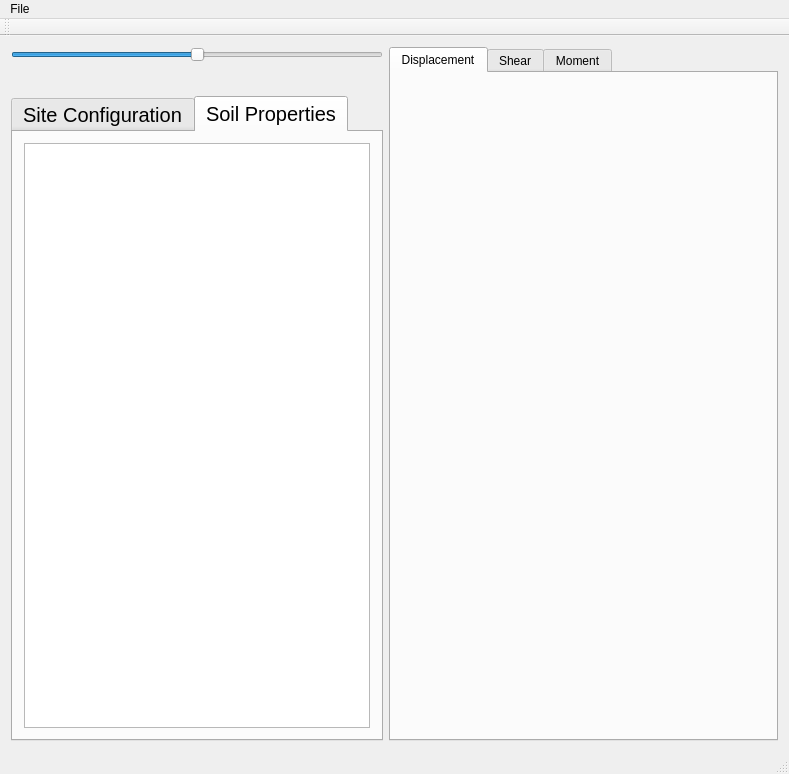
First picture: the form in mainwindow.ui, repository NHERI-SimCenter/PileGroupTool, before the edit.
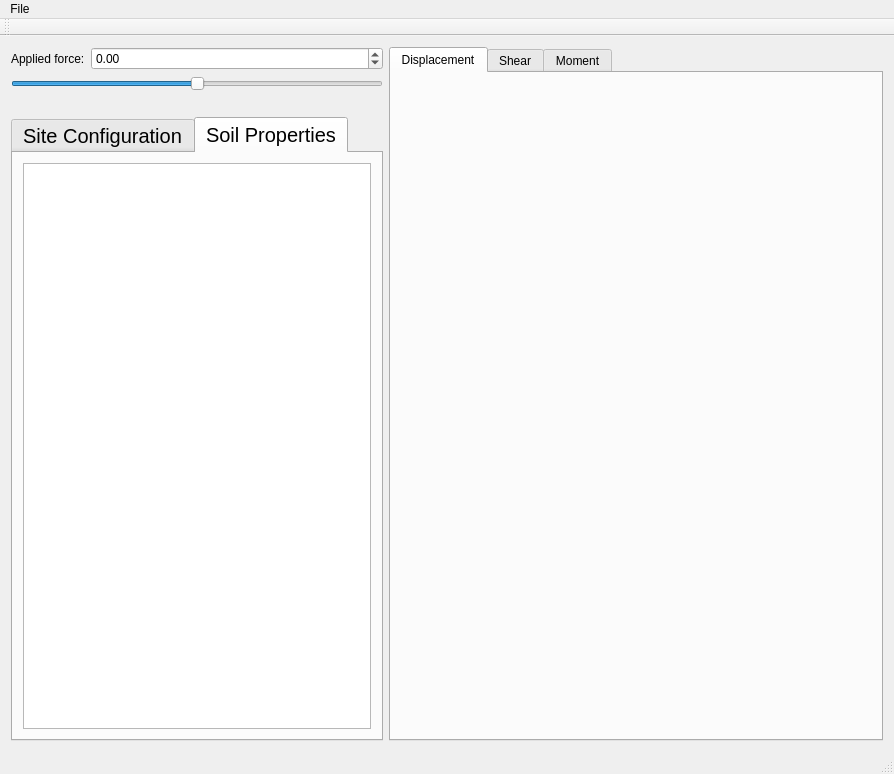
Second picture: the form after the edit. The open tabs and pages were chosen to show the change. Icons and pictures are not drawn. Custom widgets are drawn as their Qt base class.

Commit message:
added force magnitude
Force magnitude can be entered or controlled via the slider.
The slider works for forces +/- 3500 and will rest left or right if
larger magnitude is entered.

What changed in the file:
```diff
--- a/mainwindow.ui
+++ b/mainwindow.ui
@@ -6,23 +6,62 @@
    <rect>
     <x>0</x>
     <y>0</y>
-    <width>789</width>
+    <width>894</width>
     <height>774</height>
    </rect>
   </property>
+  <property name="sizePolicy">
+   <sizepolicy hsizetype="Preferred" vsizetype="Preferred">
+    <horstretch>0</horstretch>
+    <verstretch>0</verstretch>
+   </sizepolicy>
+  </property>
+  <property name="minimumSize">
+   <size>
+    <width>600</width>
+    <height>600</height>
+   </size>
+  </property>
   <property name="windowTitle">
    <string>MainWindow</string>
   </property>
   <widget class="QWidget" name="centralWidget">
    <layout class="QHBoxLayout" name="horizontalLayout_2">
     <item>
-     <layout class="QVBoxLayout" name="verticalLayout_2">
-      <property name="spacing">
-       <number>10</number>
-      </property>
-      <property name="sizeConstraint">
-       <enum>QLayout::SetMinimumSize</enum>
-      </property>
+     <layout class="QVBoxLayout" name="verticalLayout">
+      <item>
+       <layout class="QHBoxLayout" name="horizontalLayout">
+        <item>
+         <widget class="QLabel" name="forceLabel">
+          <property name="text">
+           <string>Applied force:</string>
+          </property>
+         </widget>
+        </item>
+        <item>
+         <widget class="QDoubleSpinBox" name="appliedForce">
+          <property name="sizePolicy">
+           <sizepolicy hsizetype="Minimum" vsizetype="Fixed">
+            <horstretch>2</horstretch>
+            <verstretch>0</verstretch>
+           </sizepolicy>
+          </property>
+          <property name="minimum">
+           <double>-10000.000000000000000</double>
+          </property>
+          <property name="maximum">
+           <double>10000.000000000000000</double>
+          </property>
+          <property name="singleStep">
+           <double>100.000000000000000</double>
+          </property>
+          <property name="value">
+           <double>0.000000000000000</double>
+          </property>
+         </widget>
+        </item>
+       </layout>
+      </item>
       <item>
        <widget class="QSlider" name="displacementSlider">
         <property name="minimum">
@@ -227,12 +266,40 @@
          <zorder>chkBox_assume_rigid_cap</zorder>
         </widget>
         <widget class="QWidget" name="soilProperties">
+         <property name="sizePolicy">
+          <sizepolicy hsizetype="Preferred" vsizetype="Preferred">
+           <horstretch>1</horstretch>
+           <verstretch>0</verstretch>
+          </sizepolicy>
+         </property>
          <attribute name="title">
           <string>Soil Properties</string>
          </attribute>
          <layout class="QGridLayout" name="gridLayout_2">
+          <property name="leftMargin">
+           <number>10</number>
+          </property>
+          <property name="topMargin">
+           <number>10</number>
+          </property>
+          <property name="rightMargin">
+           <number>10</number>
+          </property>
+          <property name="bottomMargin">
+           <number>10</number>
+          </property>
+          <property name="horizontalSpacing">
+           <number>-1</number>
+          </property>
           <item row="0" column="0">
-           <widget class="QTableWidget" name="matTable"/>
+           <widget class="QTableWidget" name="matTable">
+            <property name="sizePolicy">
+             <sizepolicy hsizetype="Preferred" vsizetype="Preferred">
+              <horstretch>1</horstretch>
+              <verstretch>0</verstretch>
+             </sizepolicy>
+            </property>
+           </widget>
           </item>
          </layout>
         </widget>
@@ -245,9 +312,15 @@
       <property name="sizePolicy">
        <sizepolicy hsizetype="Expanding" vsizetype="Expanding">
         <horstretch>3</horstretch>
-        <verstretch>0</verstretch>
+        <verstretch>1</verstretch>
        </sizepolicy>
       </property>
+      <property name="minimumSize">
+       <size>
+        <width>400</width>
+        <height>0</height>
+       </size>
+      </property>
       <property name="currentIndex">
        <number>0</number>
       </property>
@@ -257,7 +330,14 @@
        </attribute>
        <layout class="QGridLayout" name="gridLayout_3">
         <item row="0" column="0">
-         <widget class="QCustomPlot" name="displPlot" native="true"/>
+         <widget class="QCustomPlot" name="displPlot" native="true">
+          <property name="sizePolicy">
+           <sizepolicy hsizetype="Preferred" vsizetype="Preferred">
+            <horstretch>3</horstretch>
+            <verstretch>0</verstretch>
+           </sizepolicy>
+          </property>
+         </widget>
         </item>
        </layout>
       </widget>
@@ -290,8 +370,8 @@
     <rect>
      <x>0</x>
      <y>0</y>
-     <width>789</width>
-     <height>25</height>
+     <width>894</width>
+     <height>22</height>
     </rect>
    </property>
    <widget class="QMenu" name="menuOpenSeesPile">
```
Left out of the diff: 8 changed lines with no effect on the pictures. The commit also changes 2 other files.
